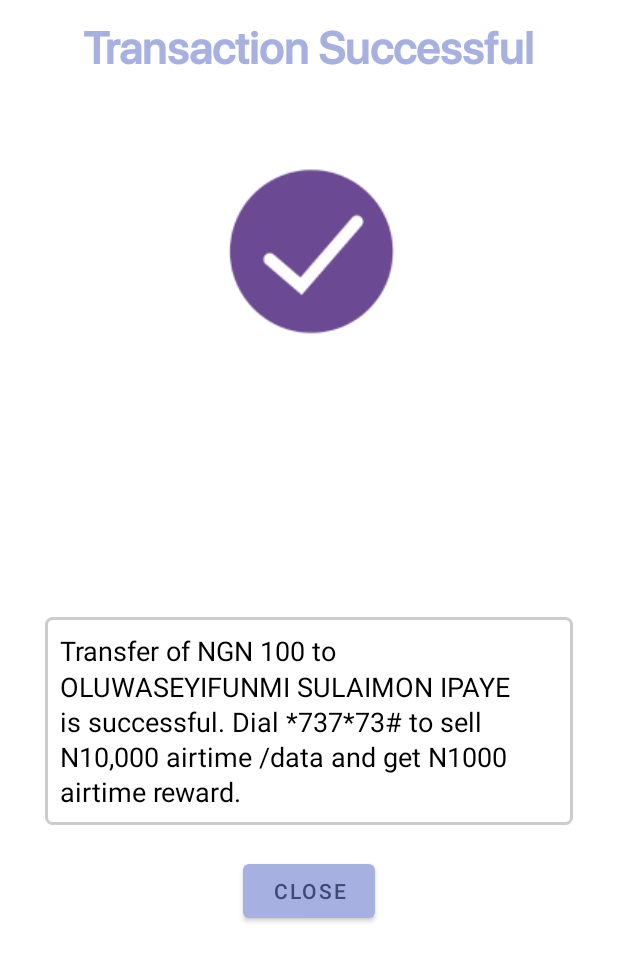
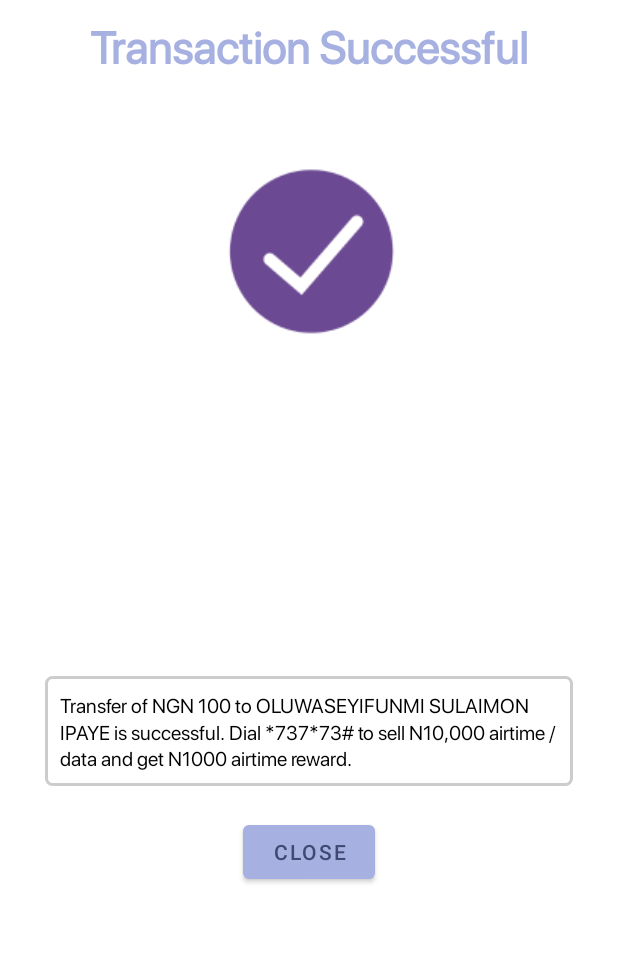
Before and after one commit to Sharpsend/AndroidApp, an Android app: the layout dialog_transaction_successful.xml on its own in the app's theme, with its tools: preview values and no code run, on a phone screen of 412 x 824 dp. Shown: the top 961 px of the screen. Run offline under Robolectric (Android 15) with nearby library versions, the phone set to English and light mode, and no system bars; Roboto replaces fonts that are not available here.

Commit message:
Add success screen

```diff
--- a/app/src/main/java/dev/goteam/sharpsend/utils/Constants.java
+++ b/app/src/main/java/dev/goteam/sharpsend/utils/Constants.java
@@ -10,6 +10,8 @@ public class Constants {
 //    bank constants
     public static final int NO_BANK_SELECTED = -1;
 
+    public static final int OPERATIONS_CODE = 12;
+
 //    mobile number constants
     public static final String MOBILE_NUMBER_SELF = "self";
     public static final String MOBILE_NUMBER_THIRD_PARTY = "third_party";
--- a/app/src/main/res/layout/dialog_transaction_successful.xml
+++ b/app/src/main/res/layout/dialog_transaction_successful.xml
@@ -1,9 +1,10 @@
 <?xml version="1.0" encoding="utf-8"?>
 <androidx.constraintlayout.widget.ConstraintLayout xmlns:android="http://schemas.android.com/apk/res/android"
-  android:layout_width="match_parent"
-  android:layout_height="match_parent"
-  android:background="@android:color/white"
-  xmlns:app="http://schemas.android.com/apk/res-auto">
+	android:layout_width="match_parent"
+	android:layout_height="match_parent"
+	xmlns:tools="http://schemas.android.com/tools"
+	android:background="@android:color/white"
+	xmlns:app="http://schemas.android.com/apk/res-auto">
 
   <TextView
 	android:layout_width="wrap_content"
@@ -33,7 +34,8 @@
 	android:layout_width="match_parent"
 	android:layout_height="wrap_content"
 	android:textColor="@android:color/black"
-	android:textSize="18sp"
+	android:textSize="13sp"
+	  android:fontFamily="@font/sf_pro_display_regular"
 	android:background="@drawable/transaction_text_wrapper"
 	android:lineSpacingMultiplier="1.1"
 	app:layout_constraintTop_toTopOf="parent"
@@ -42,9 +44,10 @@
 	app:layout_constraintVertical_bias=".6"
 	android:layout_marginLeft="30dp"
 	android:layout_marginRight="30dp"
-	android:text="@string/placeholder_text"/>
+	tools:text="@string/placeholder_text"/>
 
   <Button
+	  android:id="@+id/close_btn"
 	android:layout_width="wrap_content"
 	android:layout_height="wrap_content"
 	style="@style/Widget.MaterialComponents.Button"
--- a/app/src/main/res/values/styles.xml
+++ b/app/src/main/res/values/styles.xml
@@ -7,6 +7,7 @@
 	<item name="colorPrimaryDark">@color/colorPrimary</item>
 	<item name="colorAccent">@color/colorAccent</item>
 	<item name="bottomNavigationStyle">@style/Widget.App.BottomNavigationView</item>
+	  <item name="android:textViewStyle">@style/TextStyle</item>
   </style>
 
   <style name="Widget.App.BottomNavigationView" parent="Widget.MaterialComponents.BottomNavigationView.Colored">
@@ -61,4 +62,8 @@
   </style>
 
   <style name="BottomSheetDialogTheme" parent="BaseBottomSheetDialog" />
+
+	<style name="TextStyle" parent="AppTheme">
+		<item name="fontFamily">@font/sf_pro_display_regular</item>
+	</style>
 </resources>
```
Also changed, not shown: app/src/main/java/dev/goteam/sharpsend/ui/activities/OperationsActivity.java (+30 -0 lines), app/src/main/java/dev/goteam/sharpsend/ui/dialogs/TransactionSuccessDialog.java (+14 -1 lines), app/src/main/java/dev/goteam/sharpsend/ui/fragments/TransferFundsFragment.java (+5 -3 lines), app/src/main/res/layout/fragment_select_recipient_bank.xml (+12 -11 lines), app/src/main/res/font/sf_pro_display_regular.ttf (added).
